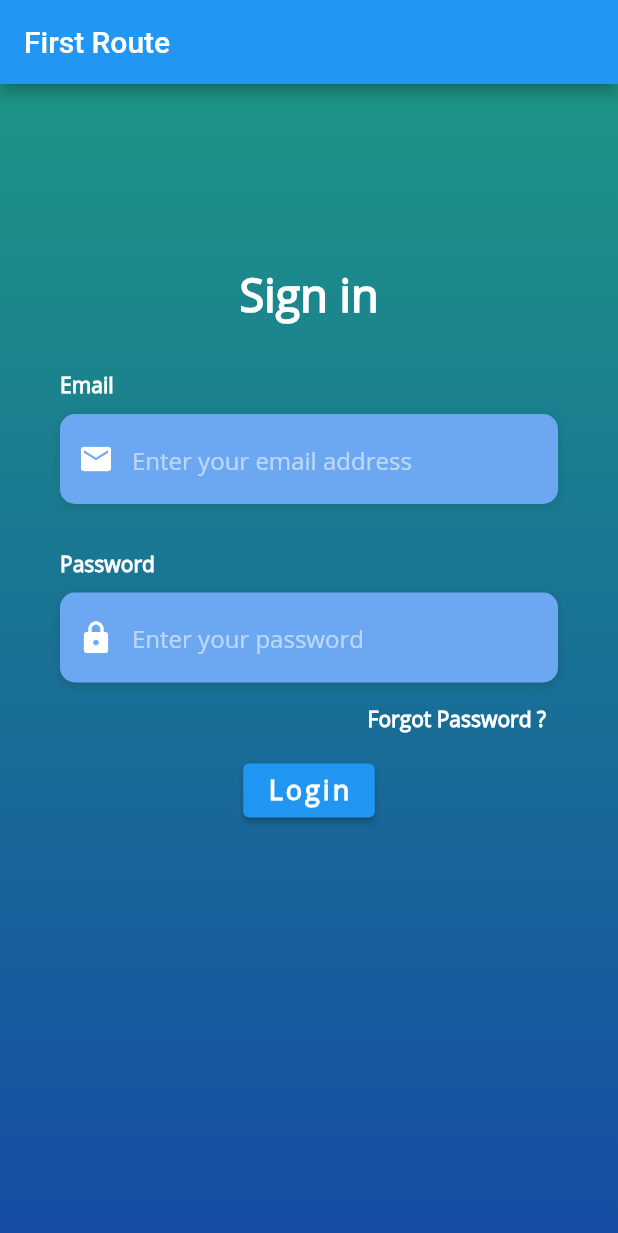
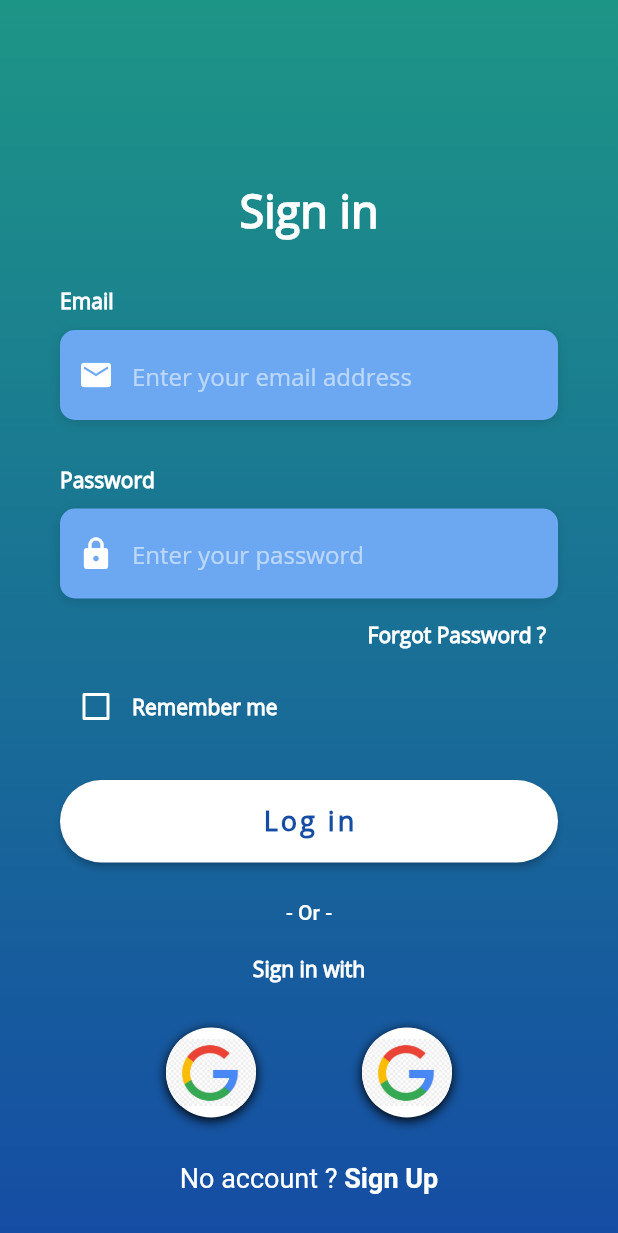
Before and after one commit to Pierre-ZACHARY/projet_flutter, a Flutter app: the screen it shows after launch, on a phone screen of 412 x 824 dp. Shown: the top 1233 px of the screen. Run offline on Flutter 3.47's test engine with Material 2 defaults, Android fonts, the light colour scheme and no system bars; our stand-ins replace cloud_firestore, firebase_auth, firebase_core, flutter_riverpod; accounts and stored records are empty; network calls fail.

Commit message:
Connexion Page terminée visuellement.

```diff
--- a/lib/page/connexion.dart
+++ b/lib/page/connexion.dart
@@ -1,5 +1,6 @@
 import 'package:firebase_auth/firebase_auth.dart';
 import 'package:flutter/material.dart';
+import 'package:flutter/services.dart';
 import 'package:projet_flutter/utilities/constant.dart';
 
 class ConnexionPage extends StatefulWidget {
@@ -11,6 +12,7 @@ class ConnexionPage extends StatefulWidget {
 
 class _ConnexionPageState extends State<ConnexionPage> {
 
+  bool rememberMe = false;
   Future<void> Login(String email, String password) async {
     try {
       UserCredential userCredential = await FirebaseAuth.instance.signInWithEmailAndPassword(
@@ -52,7 +54,7 @@ class _ConnexionPageState extends State<ConnexionPage> {
           "Email",
           style: kLabelStyle,
         ),
-        SizedBox(height: 10.0),
+        const SizedBox(height: 10.0),
         Container(
           alignment: Alignment.centerLeft,
           decoration: kBoxDecorationStyle,
@@ -86,7 +88,7 @@ class _ConnexionPageState extends State<ConnexionPage> {
           "Password",
           style: kLabelStyle,
         ),
-        SizedBox(height: 10.0),
+        const SizedBox(height: 10.0),
         Container(
           alignment: Alignment.centerLeft,
           decoration: kBoxDecorationStyle,
@@ -124,14 +126,113 @@ class _ConnexionPageState extends State<ConnexionPage> {
       ),
     );
   }
+
+  Container makeLogInButton(){
+    return Container(
+        padding: const EdgeInsets.symmetric(vertical: 25.0),
+        width: double.infinity,
+        child: ElevatedButton(
+          onPressed: () => print("Do nothing"),
+          style: ButtonStyle(
+            backgroundColor: MaterialStateProperty.all<Color>(Colors.white),
+            padding:  MaterialStateProperty.all<EdgeInsetsGeometry>(const EdgeInsets.all(15.0)),
+            shape: MaterialStateProperty.all<RoundedRectangleBorder>(
+              RoundedRectangleBorder(
+                borderRadius: BorderRadius.circular(30.0),
+              ),
+            ),
+          ),
+          child: const Text(
+            "Log in",
+            style: TextStyle(
+                color: Color(0xFF154da4),
+                letterSpacing: 2.0,
+                fontSize: 18.0,
+                fontWeight: FontWeight.bold,
+                fontFamily: "OpenSans"
+            ),
+          ),
+        )
+    );
+  }
+
+  Column makeSignInText(){
+    return Column(
+      children: const <Widget>[
+        Text(
+          "- Or -",
+          style: TextStyle(
+              color: Colors.white,
+              fontWeight: FontWeight.w500
+          ),
+        ),
+        SizedBox(height: 20.0),
+        Text(
+            "Sign in with",
+            style: kLabelStyle)
+      ],
+    );
+  }
+
+  GestureDetector makeSignInWithGoogleButton(){
+    return GestureDetector(
+      onTap: () => print("Login with Google"),
+      child: Container(
+        height: 60,
+        width: 60,
+        decoration: const BoxDecoration(
+            shape: BoxShape.circle,
+            color: Colors.white,
+            boxShadow: [
+              BoxShadow(
+                  color: Colors.black,
+                  offset: Offset(0, 2),
+                  blurRadius: 6.0
+              )
+            ],
+            image: DecorationImage(
+              image: AssetImage("assets/logos/google.jpg"),
+            )
+        ),
+      ),
+    );
+  }
+
+  Row makeRememberMeRow(){
+    return Row(
+      children: <Widget>[
+        Theme(
+          data: ThemeData(unselectedWidgetColor: Colors.white),
+          child: Checkbox(
+            value: rememberMe,
+            checkColor: Colors.green,
+            activeColor: Colors.white,
+            onChanged: (value) {
+              setState(() {
+                rememberMe = value!;
+              });
+            },
+          ),
+        ),
+        const Text(
+          "Remember me",
+          style: kLabelStyle,
+        ),
+      ],
+    );
+  }
   @override
   Widget build(BuildContext context) {
     Login("pierre.zachary45@gmail.com", "password");
     return Scaffold(
-      appBar: AppBar(
-        title: const Text('First Route'),
-      ),
-      body: Stack(
+      // appBar: AppBar(
+      //   title: const Text('First Route'),
+      // ),
+      body: AnnotatedRegion<SystemUiOverlayStyle>(
+        value: SystemUiOverlayStyle.light,
+        child: GestureDetector(
+          onTap: () => FocusScope.of(context).unfocus(),
+          child: Stack(
             children: <Widget>[
               Container(
                 height: double.infinity,
@@ -148,7 +249,7 @@ class _ConnexionPageState extends State<ConnexionPage> {
                   )
                 ),
               ),
-          Container(
+              SizedBox(
                 height: double.infinity,
                 child: SingleChildScrollView(
                   physics: const AlwaysScrollableScrollPhysics(),
@@ -173,20 +274,44 @@ class _ConnexionPageState extends State<ConnexionPage> {
                       const SizedBox(height: 30.0),
                       makePasswordEntry(),
                       makePasswordForgotButton(),
-                  Container(
-                    child: ElevatedButton(
-                      onPressed: () => print("Do nothing"),
-                      child: const Text(
-                        "Login",
+                      makeRememberMeRow(),
+                      makeLogInButton(),
+                      makeSignInText(),
+                      Padding(
+                        padding: const EdgeInsets.symmetric(vertical: 30.0),
+                        child: Row(
+                          mainAxisAlignment: MainAxisAlignment.spaceEvenly,
+                          children: <Widget>[
+                            makeSignInWithGoogleButton(),
+                            // A modifier avec logo Apple pour la connexion
+                            makeSignInWithGoogleButton(),
+                          ],
+                        ),
+                      ),
+                      GestureDetector(
+                        onTap: () => print("Sign up tap"),
+                        child: RichText(
+                            text: const TextSpan(
+                                children: [
+                                    TextSpan(
+                                        text: "No account ? ",
                                         style: TextStyle(
                                             color: Colors.white,
-                          letterSpacing: 2.0,
+                                            fontSize: 18.0,
+                                            fontWeight: FontWeight.w400
+                                        )
+                                    ),
+                                    TextSpan(
+                                        text: "Sign Up",
+                                        style: TextStyle(
+                                          color: Colors.white,
                                           fontSize: 18.0,
                                           fontWeight: FontWeight.bold,
-                          fontFamily: "OpenSans"
+                                        )
+                                    )
+                                ]
+                            )
                         ),
-                      ),
-                    )
                       )
                     ],
                   )
@@ -195,6 +320,8 @@ class _ConnexionPageState extends State<ConnexionPage> {
 
             ],
           ),
+        ),
+      ),
     );
   }
 }
--- a/pubspec.yaml
+++ b/pubspec.yaml
@@ -63,6 +63,9 @@ flutter:
   # the material Icons class.
   uses-material-design: true
 
+  assets:
+    - assets/logos/google.jpg
+
   fonts:
     - family: OpenSans
       fonts:
```
Also changed, not shown: assets/logos/google.jpg (added). Lines whose indentation alone changed are shown as unchanged.
